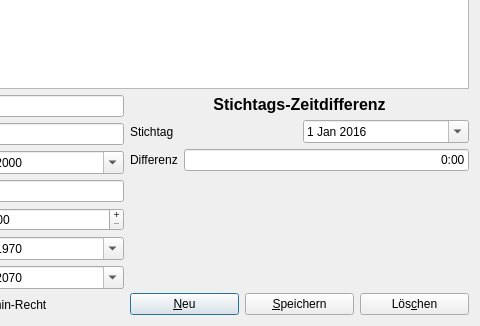
Qt form cpersonaledit.ui (joergpauly/megaroster) before a commit; both pictures show x 226 to 706 and y 123 to 449 of the 706 by 449 pixel window.
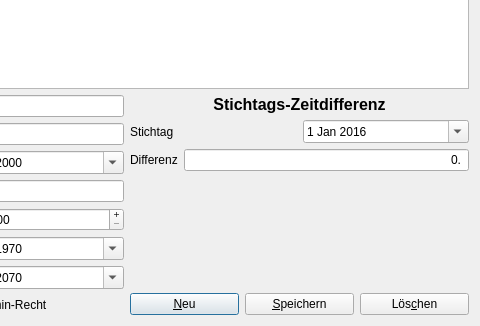
The same form after that commit.

```diff
--- a/cpersonaledit.ui
+++ b/cpersonaledit.ui
@@ -302,8 +302,14 @@
          </item>
          <item>
           <widget class="QLineEdit" name="txtBDdiff">
+           <property name="inputMask">
+            <string>0.0</string>
+           </property>
            <property name="text">
-            <string>0:00</string>
+            <string>0.</string>
+           </property>
+           <property name="maxLength">
+            <number>3</number>
            </property>
            <property name="alignment">
             <set>Qt::AlignRight|Qt::AlignTrailing|Qt::AlignVCenter</set>
```
